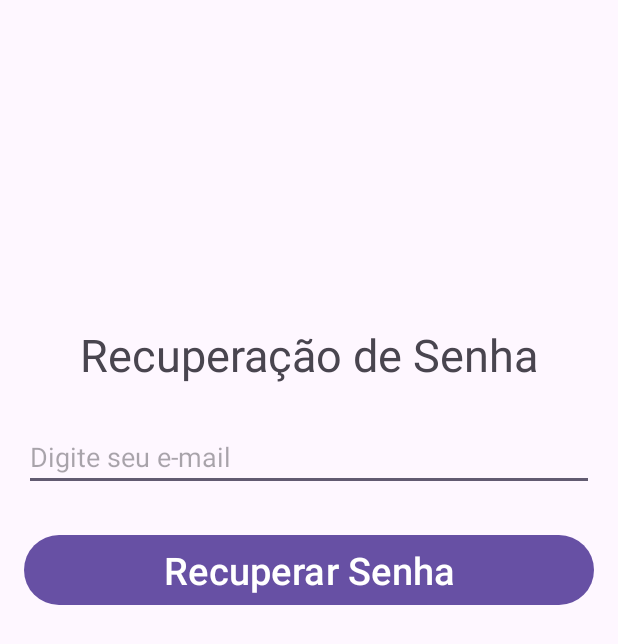
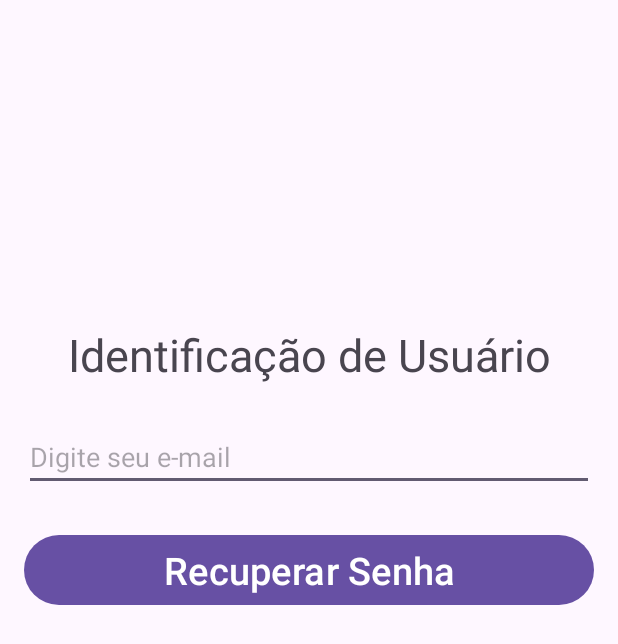
Before and after one commit to Matheus-Oliveira-Dev/ProjetoEniac, an Android app: the Recuperar_senha screen opened directly, with no data from a screen before it, on a phone screen of 412 x 824 dp. Shown: the top 644 px of the screen. Run offline under Robolectric (Android 15) with nearby library versions, the phone set to English and light mode, and no system bars.

Commit message:
Update activity_recuperar_senha.xml

```diff
--- a/app/src/main/res/layout/activity_recuperar_senha.xml
+++ b/app/src/main/res/layout/activity_recuperar_senha.xml
@@ -8,7 +8,7 @@
     <TextView
         android:layout_width="match_parent"
         android:layout_height="wrap_content"
-        android:text="Recuperação de Senha"
+        android:text="Identificação de Usuário"
         android:textAlignment="center"
         android:textSize="30dp"
         android:layout_marginTop="200dp"/>
```
